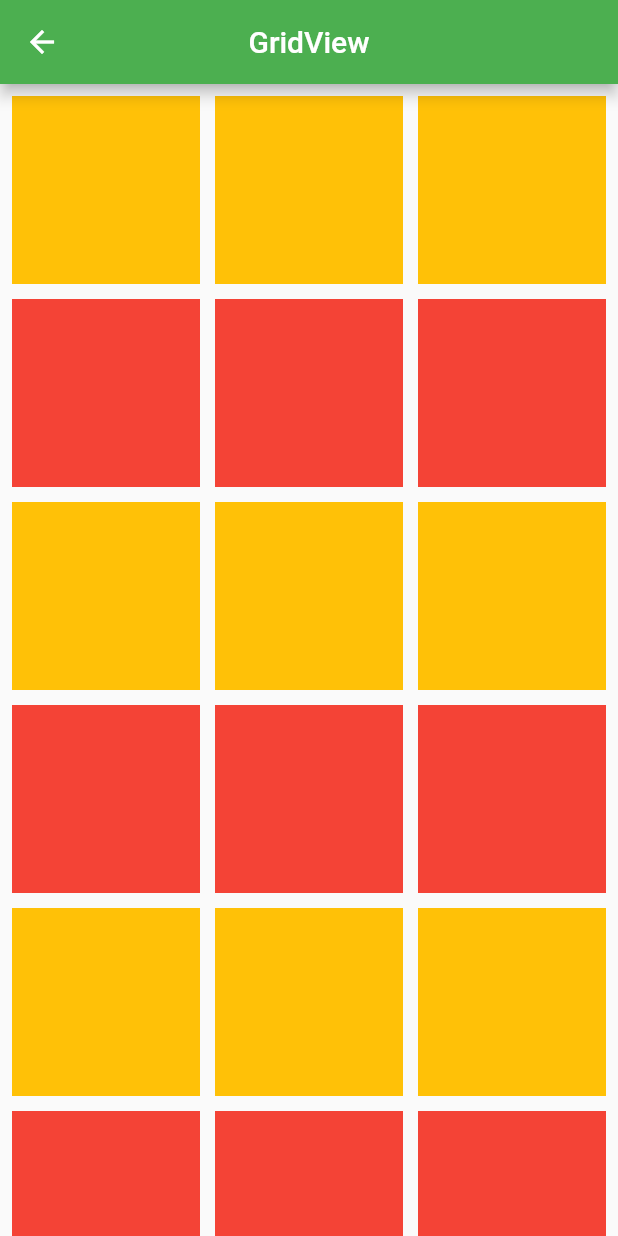
After one commit to Takshaksh/flutter-fundamentals, a Flutter app: the screen it shows after launch, after a tap on "Show GridView", on a phone screen of 412 x 824 dp. The commit adds this screen. Run offline on Flutter 3.47's test engine with Material 2 defaults, Android fonts, the phone set to English and light mode, and no system bars; our stand-ins replace flutter_riverpod, fluttertoast; network calls fail.

Commit message:
alert & grideview

```diff
--- /dev/null
+++ b/lib/screens/default_screen.dart
@@ -0,0 +1,66 @@
+import 'package:flutter/cupertino.dart';
+import 'package:flutter/material.dart';
+import 'package:flutter_riverpod/flutter_riverpod.dart';
+import 'package:fluttertoast/fluttertoast.dart';
+
+import 'gridview_screen.dart';
+
+class DefaultScreen extends ConsumerWidget {
+  const DefaultScreen({super.key});
+
+  @override
+  Widget build(BuildContext context, WidgetRef ref) {
+    return Scaffold(
+      appBar: AppBar(
+        title: const Text("ShivamApps"),
+        centerTitle: true,
+      ),
+      body: const HomeScreenApp(),
+    );
+  }
+}
+
+class HomeScreenApp extends StatelessWidget {
+  const HomeScreenApp({super.key});
+
+  @override
+  Widget build(BuildContext context) {
+    return Center(
+      child: Column(
+        mainAxisAlignment: MainAxisAlignment.center,
+        crossAxisAlignment: CrossAxisAlignment.center,
+        children: [
+          ElevatedButton(
+            onPressed: () {
+              showCupertinoDialog(context: context, builder: (BuildContext context){
+                return CupertinoAlertDialog(
+                title: const Text("Are you sure?"),
+                content: const Text("You will be logged out."),
+                actions: [
+                  TextButton(
+                    onPressed: (){
+                      Fluttertoast.showToast(msg: "Yes!");
+                    },
+                    child: const Text("Yes"),
+                  ),
+                  TextButton(
+                    onPressed: (){
+                      Fluttertoast.showToast(msg: "No!");
+                      Navigator.of(context).pop();
+                    },
+                    child: const Text("No"),
+                  ),
+                ],
+              );
+              });
+            },
+            child: const Text("Show Alert"),
+          ),
+          ElevatedButton(onPressed: (){
+            Navigator.push(context, MaterialPageRoute(builder: (context) => GridViewScreen()));
+          }, child: const Text("Show GridView")),
+        ],
+      ),
+    );
+  }
+}
--- /dev/null
+++ b/lib/screens/gridview_screen.dart
@@ -0,0 +1,44 @@
+import 'package:flutter/material.dart';
+
+class GridViewScreen extends StatelessWidget {
+  const GridViewScreen({super.key});
+
+  @override
+  Widget build(BuildContext context) {
+    return Scaffold(
+      appBar: AppBar(
+        title: const Text("GridView"),
+        centerTitle: true,
+      ),
+      body: GridView.count(
+        crossAxisCount: 3,
+        crossAxisSpacing: 10,
+        mainAxisSpacing: 10,
+        padding: const EdgeInsets.all(8),
+        children: [
+          Container(color: Colors.amber,),
+          Container(color: Colors.amber,),
+          Container(color: Colors.amber,),
+          Container(color: Colors.red,),
+          Container(color: Colors.red,),
+          Container(color: Colors.red,),
+          Container(color: Colors.amber,),
+          Container(color: Colors.amber,),
+          Container(color: Colors.amber,),
+          Container(color: Colors.red,),
+          Container(color: Colors.red,),
+          Container(color: Colors.red,),
+          Container(color: Colors.amber,),
+          Container(color: Colors.amber,),
+          Container(color: Colors.amber,),
+          Container(color: Colors.red,),
+          Container(color: Colors.red,),
+          Container(color: Colors.red,),
+          Container(color: Colors.amber,),
+          Container(color: Colors.amber,),
+          Container(color: Colors.amber,),
+        ],
+      ),
+    );
+  }
+}
--- a/pubspec.yaml
+++ b/pubspec.yaml
@@ -37,6 +37,7 @@ dependencies:
   flutter_riverpod: ^2.3.6
   dio: ^5.1.2
   http: ^0.13.6
+  fluttertoast: ^8.2.2
 
 dev_dependencies:
   flutter_test:
```
Also changed, not shown: lib/main.dart (+3 -30 lines), pubspec.lock.
